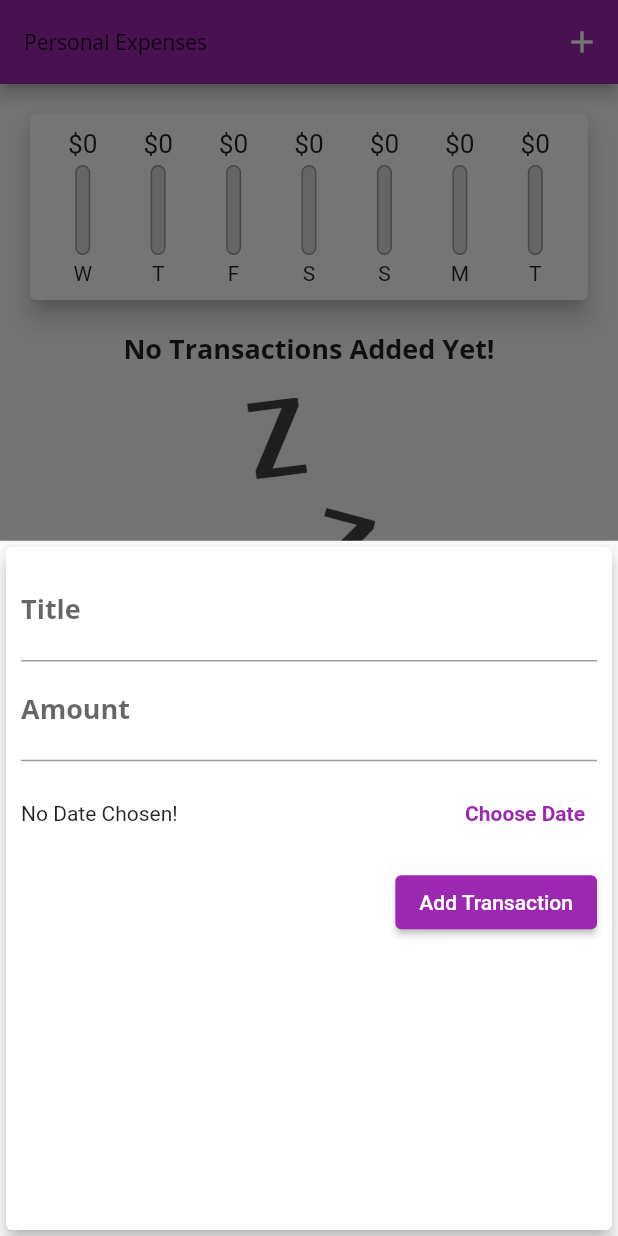
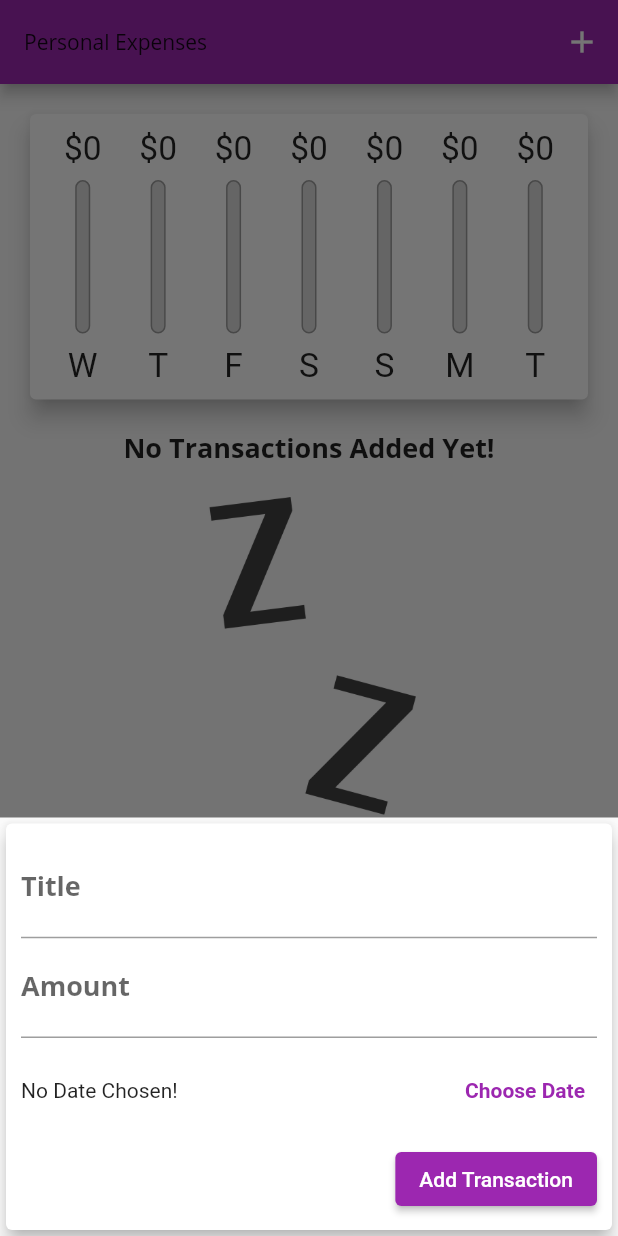
Before and after one commit to hhoury/personal_expenses, a Flutter app: the screen it shows after launch, after a tap on the "add" icon, on a phone screen of 412 x 824 dp. Run offline on Flutter 3.47's test engine with Material 2 defaults, Android fonts, the phone set to English and light mode, and no system bars; Roboto replaces fonts that are missing (Open Sans).

Commit message:
layoutbuilder,constraints,responsive and adapttive

```diff
--- a/lib/main.dart
+++ b/lib/main.dart
@@ -1,13 +1,22 @@
 // ignore_for_file: prefer_const_constructors, use_key_in_widget_constructors
-
+import 'dart:io';
 // import 'package:flutter/gestures.dart';
+import 'package:flutter/cupertino.dart';
 import 'package:flutter/material.dart';
+// import 'package:flutter/services.dart';
 import 'package:personal_expenses/widgets/chart.dart';
 import './widgets/new_transaction.dart';
 import './widgets/transaction_list.dart';
 import 'models/transaction.dart';
 
-void main() => runApp(MyApp());
+void main() {
+  //prevent landscape mode
+  // WidgetsFlutterBinding.ensureInitialized();
+  // SystemChrome.setPreferredOrientations(
+  //     [DeviceOrientation.portraitDown, DeviceOrientation.portraitUp]);
+
+  runApp(MyApp());
+}
 
 class MyApp extends StatelessWidget {
   @override
@@ -48,6 +57,7 @@ class _MyHomePageState extends State<MyHomePage> {
     // Transaction(
     //     id: 't2', title: 'New shirt', amount: 20.99, date: DateTime.now())
   ];
+  bool _showChart = false;
 
   List<Transaction> get _recentTransactions {
     return _userTransactions.where((trx) {
@@ -80,14 +90,29 @@ class _MyHomePageState extends State<MyHomePage> {
             //prevent closing the sheet when you hit on it, no need for it with flutter 2
             onTap: () {},
             behavior: HitTestBehavior.opaque,
-              child: NewTransaction(_addNewTransaction));
+            child: NewTransaction(_addNewTransaction),
+          );
         });
   }
 
   @override
   Widget build(BuildContext context) {
-    return Scaffold(
-      appBar: AppBar(
+    final mediaQuery = MediaQuery.of(context);
+    final _isLandscape = mediaQuery.orientation == Orientation.landscape;
+    // final PreferredSizeWidget appBar = Platform.isIOS
+    //     ? CupertinoNavigationBar(
+    //         middle: Text('Personal Expenses'),
+    //         trailing: Row(
+    //           children: [
+    //             GestureDetector(
+    //               child: Icon(CupertinoIcons.add),
+    //               onTap: () => _startAddNewTransaction(context),
+    //             )
+    //           ],
+    //         ),
+    //       )
+    // :
+    final appBar = AppBar(
       title: Text(
         'Personal Expenses',
         style: TextStyle(fontFamily: 'Open Sans'),
@@ -97,21 +122,74 @@ class _MyHomePageState extends State<MyHomePage> {
             onPressed: () => _startAddNewTransaction(context),
             icon: Icon(Icons.add))
       ],
-      ),
-      body: SingleChildScrollView(
+    );
+
+    final transactionListWidget = Container(
+      height: (mediaQuery.size.height -
+              appBar.preferredSize.height -
+              mediaQuery.padding.top) *
+          0.7,
+      child: TransactionList(_userTransactions, _deleteTransaction),
+    );
+
+    final pageBody = SingleChildScrollView(
       child: Column(
         // mainAxisAlignment: MainAxisAlignment.start,
         crossAxisAlignment: CrossAxisAlignment.stretch,
         children: <Widget>[
-            Chart(_recentTransactions),
-            TransactionList(_userTransactions, _deleteTransaction)
+          if (_isLandscape)
+            Row(
+              mainAxisAlignment: MainAxisAlignment.center,
+              children: [
+                Text('Show Chart'),
+                Switch.adaptive(
+                    activeColor: Theme.of(context).accentColor,
+                    value: _showChart,
+                    onChanged: (val) {
+                      setState(() {
+                        _showChart = val;
+                      });
+                    }),
               ],
             ),
+          if (!_isLandscape)
+            Container(
+              height: (mediaQuery.size.height -
+                      appBar.preferredSize.height -
+                      mediaQuery.padding.top) *
+                  0.3,
+              child: Chart(_recentTransactions),
             ),
-      floatingActionButtonLocation: FloatingActionButtonLocation.centerFloat,
-      floatingActionButton: FloatingActionButton(
+          if (!_isLandscape) transactionListWidget,
+          if (_isLandscape)
+            _showChart
+                ? Container(
+                    height: (mediaQuery.size.height -
+                            appBar.preferredSize.height -
+                            mediaQuery.padding.top) *
+                        0.7,
+                    child: Chart(_recentTransactions),
+                  )
+                : transactionListWidget
+        ],
+      ),
+    );
+
+    return Platform.isAndroid
+        ? Scaffold(
+            appBar: appBar,
+            body: pageBody,
+            floatingActionButtonLocation:
+                FloatingActionButtonLocation.centerFloat,
+            floatingActionButton: Platform.isIOS
+                ? Container()
+                : FloatingActionButton(
                     child: Icon(Icons.add),
                     onPressed: () => _startAddNewTransaction(context)),
+          )
+        : CupertinoPageScaffold(
+            child: pageBody,
+            // navigationBar: appBar,
           );
   }
 }
--- a/lib/widgets/chart_bar.dart
+++ b/lib/widgets/chart_bar.dart
@@ -11,17 +11,20 @@ class Chartbar extends StatelessWidget {
 
   @override
   Widget build(BuildContext context) {
+    return LayoutBuilder(builder: ((context, constraints) {
       return Column(
         children: [
           Container(
-            height: 20,
+            height: constraints.maxHeight * 0.15,
             child: FittedBox(
-                child: Text('\$${spendingAmount.toStringAsFixed(0)}'))),
+              child: Text('\$${spendingAmount.toStringAsFixed(0)}'),
+            ),
+          ),
           SizedBox(
-          height: 4,
+            height: constraints.maxHeight * 0.05,
           ),
           Container(
-          height: 60,
+            height: constraints.maxHeight * 0.6,
             width: 10,
             child: Stack(
               //elements on topp of each other in free dimensional space
@@ -30,24 +33,32 @@ class Chartbar extends StatelessWidget {
                   decoration: BoxDecoration(
                     border: Border.all(color: Colors.grey, width: 1.0),
                     color: Color.fromRGBO(220, 220, 220, 1),
-                    borderRadius: BorderRadius.circular(10)),
+                    borderRadius: BorderRadius.circular(10),
+                  ),
                 ),
                 FractionallySizedBox(
                   heightFactor: spendingPcOfTotal,
                   child: Container(
                     decoration: BoxDecoration(
                       color: Theme.of(context).primaryColor,
-                      borderRadius: BorderRadius.circular(10)),
+                      borderRadius: BorderRadius.circular(10),
+                    ),
                   ),
                 )
               ],
             ),
           ),
           SizedBox(
-          height: 4,
+            height: constraints.maxHeight * 0.05,
           ),
-        Text(label)
+          Container(
+            height: constraints.maxHeight * 0.15,
+            child: FittedBox(
+              child: Text(label),
+            ),
+          )
         ],
       );
+    }));
   }
 }
--- a/lib/widgets/new_transaction.dart
+++ b/lib/widgets/new_transaction.dart
@@ -1,5 +1,6 @@
 // ignore_for_file: prefer_const_constructors, prefer_const_constructors_in_immutables
-
+import 'dart:io';
+import 'package:flutter/cupertino.dart';
 import 'package:flutter/material.dart';
 import 'package:intl/intl.dart';
 
@@ -51,10 +52,16 @@ class _NewTransactionState extends State<NewTransaction> {
 
   @override
   Widget build(BuildContext context) {
-    return Card(
+    return SingleChildScrollView(
+      child: Card(
         elevation: 5,
         child: Container(
-        padding: EdgeInsets.all(10),
+          padding: EdgeInsets.only(
+            top: 10,
+            left: 10,
+            right: 10,
+            bottom: MediaQuery.of(context).viewInsets.bottom + 10,
+          ),
           child: Column(
             crossAxisAlignment: CrossAxisAlignment.end,
             children: [
@@ -84,7 +91,15 @@ class _NewTransactionState extends State<NewTransaction> {
                           ? 'No Date Chosen!'
                           : 'Picked Date: ${DateFormat.yMd().format(_selectedDate!)}'),
                     ),
-                  TextButton(
+                    Platform.isIOS
+                        ? CupertinoButton(
+                            child: Text(
+                              'Choose Date',
+                              style: TextStyle(fontWeight: FontWeight.bold),
+                            ),
+                            onPressed: _presentDatePicker,
+                          )
+                        : TextButton(
                             style: TextButton.styleFrom(
                                 primary: Theme.of(context).primaryColor),
                             onPressed: _presentDatePicker,
@@ -104,6 +119,7 @@ class _NewTransactionState extends State<NewTransaction> {
             ],
           ),
         ),
+      ),
     );
   }
 }
--- a/lib/widgets/transaction_list.dart
+++ b/lib/widgets/transaction_list.dart
@@ -10,10 +10,9 @@ class TransactionList extends StatelessWidget {
   TransactionList(this.transactions, this.deleteTx);
   @override
   Widget build(BuildContext context) {
-    return Container(
-      height: 500,
-      child: transactions.isEmpty
-          ? Column(
+    return transactions.isEmpty
+        ? LayoutBuilder(builder: ((context, constraints) {
+            return Column(
               children: [
                 Text('No Transactions Added Yet!',
                     style: Theme.of(context).textTheme.titleMedium),
@@ -21,14 +20,15 @@ class TransactionList extends StatelessWidget {
                   height: 20,
                 ),
                 Container(
-                  height: 200,
+                  height: constraints.maxHeight * 0.6,
                   child: Image.asset(
                     'assets/images/waiting.png',
                     fit: BoxFit.cover,
                   ),
                 )
               ],
-            )
+            );
+          }))
         : ListView.builder(
             itemBuilder: (context, index) {
               return Card(
@@ -48,9 +48,17 @@ class TransactionList extends StatelessWidget {
                     transactions[index].title,
                     style: Theme.of(context).textTheme.titleMedium,
                   ),
-                    subtitle: Text(
-                        DateFormat.yMMMd().format(transactions[index].date)),
-                    trailing: IconButton(
+                  subtitle:
+                      Text(DateFormat.yMMMd().format(transactions[index].date)),
+                  trailing: MediaQuery.of(context).size.width > 460
+                      ? TextButton.icon(
+                          onPressed: () => deleteTx(transactions[index].id),
+                          icon: Icon(Icons.delete),
+                          style: TextButton.styleFrom(
+                              primary: Theme.of(context).errorColor),
+                          label: Text('Delete'),
+                        )
+                      : IconButton(
                           onPressed: () => deleteTx(transactions[index].id),
                           icon: Icon(Icons.delete),
                           color: Theme.of(context).errorColor,
@@ -92,7 +100,6 @@ class TransactionList extends StatelessWidget {
               // );
             },
             itemCount: transactions.length,
-            ),
           );
   }
 }
```
Lines whose indentation alone changed are shown as unchanged.
